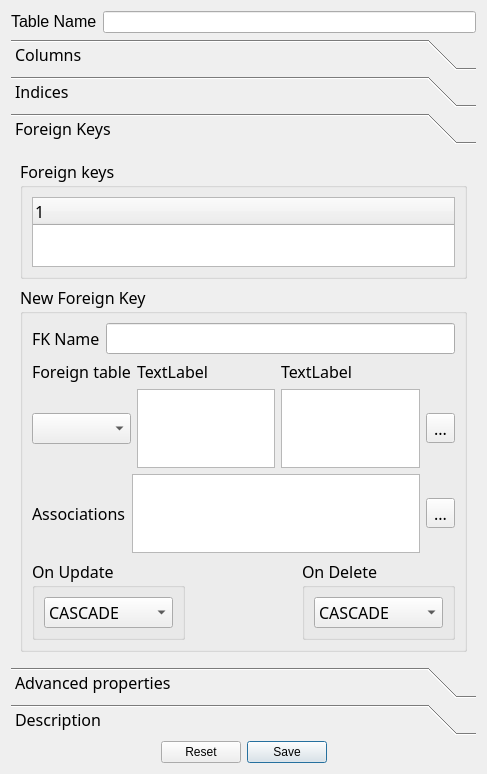
Old version of the form NewTableForm.ui in the repository fritzone/ddm.
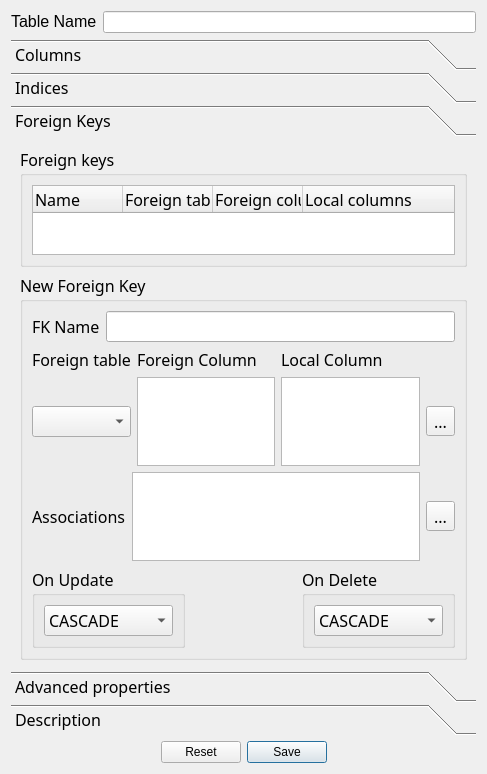
New version of the form. The open tabs and pages were chosen to show the change. Icons and pictures are not drawn.

Commit message: Seems the index screen is finished, started working on the foreign keys screen

```diff
--- a/NewTableForm.ui
+++ b/NewTableForm.ui
@@ -44,7 +44,10 @@
       </font>
      </property>
      <property name="currentIndex">
-      <number>1</number>
+      <number>2</number>
+     </property>
+     <property name="tabSpacing">
+      <number>2</number>
      </property>
      <widget class="QWidget" name="page">
       <property name="geometry">
@@ -524,8 +527,8 @@
        <rect>
         <x>0</x>
         <y>0</y>
-        <width>469</width>
-        <height>536</height>
+        <width>468</width>
+        <height>518</height>
        </rect>
       </property>
       <attribute name="label">
@@ -539,10 +542,40 @@
          </property>
          <layout class="QVBoxLayout" name="verticalLayout_13">
           <item>
-           <widget class="QTreeWidget" name="treeWidget">
+           <widget class="QTreeWidget" name="treeForeignKeys">
+            <property name="rootIsDecorated">
+             <bool>false</bool>
+            </property>
+            <property name="itemsExpandable">
+             <bool>false</bool>
+            </property>
+            <property name="expandsOnDoubleClick">
+             <bool>false</bool>
+            </property>
+            <attribute name="headerDefaultSectionSize">
+             <number>90</number>
+            </attribute>
+            <attribute name="headerDefaultSectionSize">
+             <number>90</number>
+            </attribute>
             <column>
              <property name="text">
-              <string notr="true">1</string>
+              <string>Name</string>
+             </property>
+            </column>
+            <column>
+             <property name="text">
+              <string>Foreign table</string>
+             </property>
+            </column>
+            <column>
+             <property name="text">
+              <string>Foreign columns</string>
+             </property>
+            </column>
+            <column>
+             <property name="text">
+              <string>Local columns</string>
              </property>
             </column>
            </widget>
@@ -579,23 +612,13 @@
               </property>
              </widget>
             </item>
-            <item row="0" column="1">
-             <widget class="QLabel" name="label_12">
-              <property name="text">
-               <string>TextLabel</string>
-              </property>
-             </widget>
-            </item>
-            <item row="1" column="1">
-             <widget class="QListView" name="listView_2"/>
-            </item>
             <item row="1" column="0">
              <widget class="QComboBox" name="comboBox_3"/>
             </item>
             <item row="0" column="2">
              <widget class="QLabel" name="label_13">
               <property name="text">
-               <string>TextLabel</string>
+               <string>Local Column</string>
               </property>
              </widget>
             </item>
@@ -613,6 +636,16 @@
               </property>
              </widget>
             </item>
+            <item row="1" column="1">
+             <widget class="QListWidget" name="lstForeignTablesColumns"/>
+            </item>
+            <item row="0" column="1">
+             <widget class="QLabel" name="label_12">
+              <property name="text">
+               <string>Foreign Column</string>
+              </property>
+             </widget>
+            </item>
            </layout>
           </item>
           <item>
```
Left out of the diff: 57 changed lines with no effect on the pictures. The commit also changes 7 other files.
